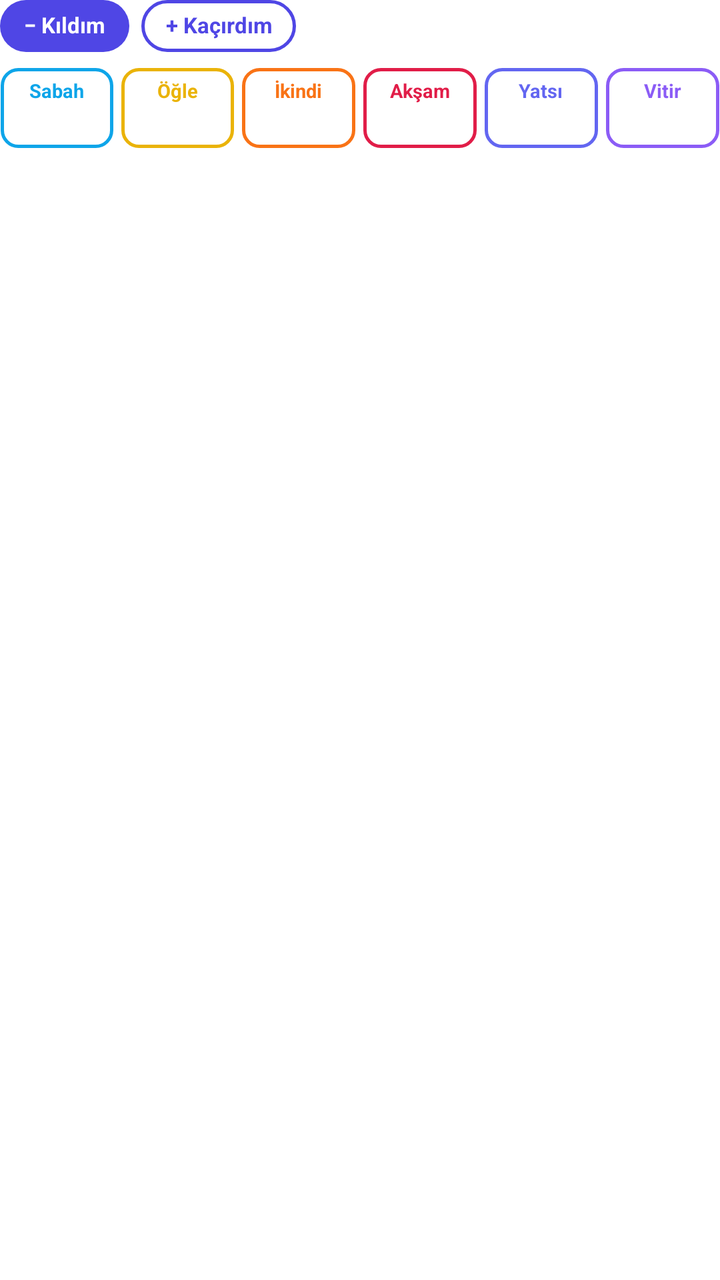
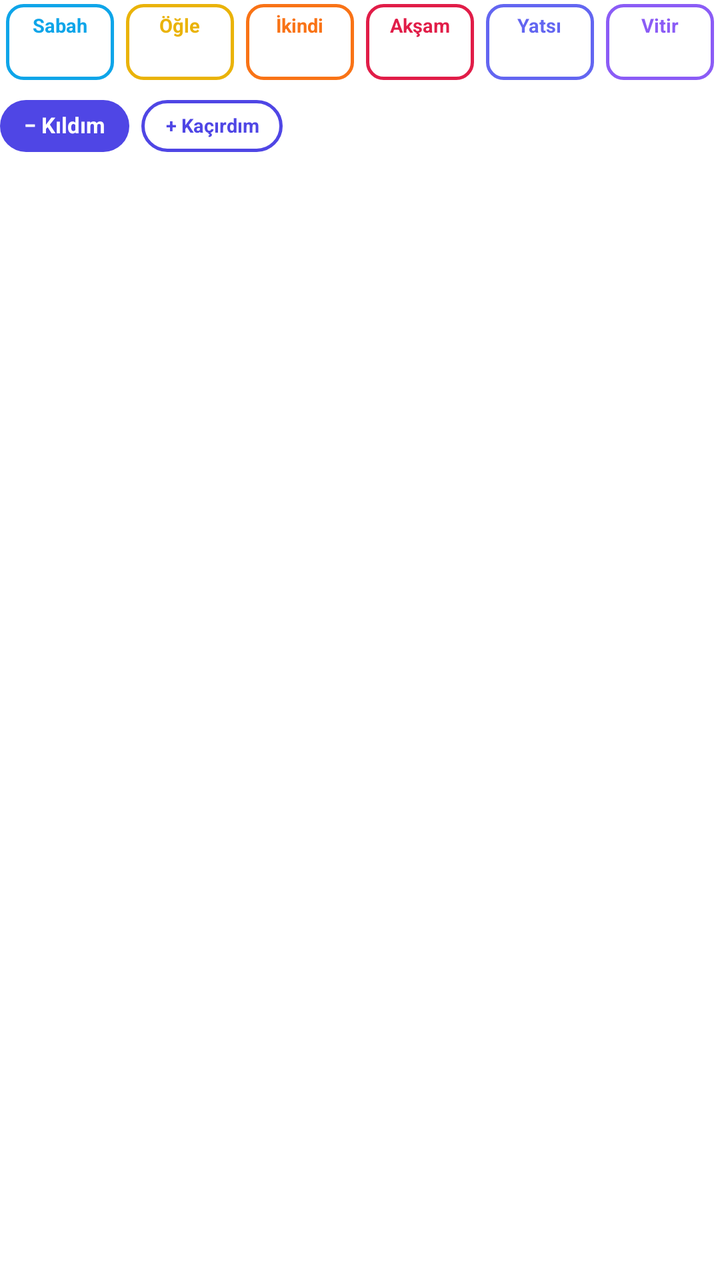

Screens rendered from an Android XML layout before and after an edit, with the pre-edit source and the edit as a unified diff.
<!-- AndroidManifest.xml: fallback theme Theme.MaterialComponents.DayNight.NoActionBar -->
<!-- res/layout/okuma_kaza_card.xml -->
<?xml version="1.0" encoding="utf-8"?>
<LinearLayout xmlns:android="http://schemas.android.com/apk/res/android"
  android:layout_width="match_parent" android:layout_height="wrap_content" android:orientation="vertical" android:paddingTop="0dp" android:paddingBottom="6dp">
  <LinearLayout android:layout_width="match_parent" android:layout_height="wrap_content" android:gravity="center_vertical" android:orientation="horizontal">
    <TextView android:id="@+id/km_make" android:layout_width="wrap_content" android:layout_height="26dp" android:gravity="center"
      android:background="@drawable/okuma_kaza_mode_on" android:paddingLeft="12dp" android:paddingRight="12dp" android:includeFontPadding="false"
      android:text="− Kıldım" android:textColor="#FFFFFF" android:textSize="11sp" android:textStyle="bold" />
    <TextView android:id="@+id/km_add" android:layout_width="wrap_content" android:layout_height="26dp" android:layout_marginLeft="6dp" android:gravity="center"
      android:background="@drawable/okuma_kaza_mode" android:paddingLeft="12dp" android:paddingRight="12dp" android:includeFontPadding="false"
      android:text="+ Kaçırdım" android:textColor="@color/kaza_primary" android:textSize="11sp" android:textStyle="bold" />
    <TextView android:id="@+id/k_status" android:layout_width="0dp" android:layout_height="wrap_content" android:layout_weight="1" android:layout_marginLeft="8dp"
      android:includeFontPadding="false" android:maxLines="1" android:ellipsize="end"
      android:textAppearance="@android:style/TextAppearance.Material.Notification" android:textSize="11sp" />
    <TextView android:id="@+id/k_undo" android:layout_width="wrap_content" android:layout_height="26dp" android:layout_marginLeft="6dp" android:gravity="center"
      android:background="@drawable/okuma_kaza_undo" android:paddingLeft="10dp" android:paddingRight="10dp" android:includeFontPadding="false"
      android:text="↶ Geri al" android:textAppearance="@android:style/TextAppearance.Material.Notification" android:textSize="11sp" android:textStyle="bold" android:visibility="gone" />
  </LinearLayout>
  <LinearLayout android:layout_width="match_parent" android:layout_height="wrap_content" android:layout_marginTop="8dp" android:layout_marginLeft="-2dp" android:layout_marginRight="-2dp"
    android:orientation="horizontal">
    <LinearLayout android:id="@+id/kb_sabah" android:layout_width="0dp" android:layout_height="40dp" android:layout_weight="1" android:layout_marginLeft="2dp" android:layout_marginRight="2dp"
      android:background="@drawable/okuma_kaza_btn_sabah" android:gravity="center" android:orientation="vertical" android:contentDescription="Sabah">
      <TextView android:id="@+id/kn_sabah" android:layout_width="wrap_content" android:layout_height="wrap_content" android:includeFontPadding="false" android:maxLines="1"
        android:text="Sabah" android:textColor="@color/kaza_sabah" android:textSize="9.5sp" android:textStyle="bold" />
      <TextView android:id="@+id/kc_sabah" android:layout_width="wrap_content" android:layout_height="wrap_content" android:layout_marginTop="2dp" android:includeFontPadding="false" android:maxLines="1"
        android:textAppearance="@android:style/TextAppearance.Material.Notification.Title" android:textSize="12.5sp" android:textStyle="bold" />
    </LinearLayout>
    <LinearLayout android:id="@+id/kb_ogle" android:layout_width="0dp" android:layout_height="40dp" android:layout_weight="1" android:layout_marginLeft="2dp" android:layout_marginRight="2dp"
      android:background="@drawable/okuma_kaza_btn_ogle" android:gravity="center" android:orientation="vertical" android:contentDescription="Öğle">
      <TextView android:id="@+id/kn_ogle" android:layout_width="wrap_content" android:layout_height="wrap_content" android:includeFontPadding="false" android:maxLines="1"
        android:text="Öğle" android:textColor="@color/kaza_ogle" android:textSize="9.5sp" android:textStyle="bold" />
      <TextView android:id="@+id/kc_ogle" android:layout_width="wrap_content" android:layout_height="wrap_content" android:layout_marginTop="2dp" android:includeFontPadding="false" android:maxLines="1"
        android:textAppearance="@android:style/TextAppearance.Material.Notification.Title" android:textSize="12.5sp" android:textStyle="bold" />
    </LinearLayout>
    <LinearLayout android:id="@+id/kb_ikindi" android:layout_width="0dp" android:layout_height="40dp" android:layout_weight="1" android:layout_marginLeft="2dp" android:layout_marginRight="2dp"
      android:background="@drawable/okuma_kaza_btn_ikindi" android:gravity="center" android:orientation="vertical" android:contentDescription="İkindi">
      <TextView android:id="@+id/kn_ikindi" android:layout_width="wrap_content" android:layout_height="wrap_content" android:includeFontPadding="false" android:maxLines="1"
        android:text="İkindi" android:textColor="@color/kaza_ikindi" android:textSize="9.5sp" android:textStyle="bold" />
      <TextView android:id="@+id/kc_ikindi" android:layout_width="wrap_content" android:layout_height="wrap_content" android:layout_marginTop="2dp" android:includeFontPadding="false" android:maxLines="1"
        android:textAppearance="@android:style/TextAppearance.Material.Notification.Title" android:textSize="12.5sp" android:textStyle="bold" />
    </LinearLayout>
    <LinearLayout android:id="@+id/kb_aksam" android:layout_width="0dp" android:layout_height="40dp" android:layout_weight="1" android:layout_marginLeft="2dp" android:layout_marginRight="2dp"
      android:background="@drawable/okuma_kaza_btn_aksam" android:gravity="center" android:orientation="vertical" android:contentDescription="Akşam">
      <TextView android:id="@+id/kn_aksam" android:layout_width="wrap_content" android:layout_height="wrap_content" android:includeFontPadding="false" android:maxLines="1"
        android:text="Akşam" android:textColor="@color/kaza_aksam" android:textSize="9.5sp" android:textStyle="bold" />
      <TextView android:id="@+id/kc_aksam" android:layout_width="wrap_content" android:layout_height="wrap_content" android:layout_marginTop="2dp" android:includeFontPadding="false" android:maxLines="1"
        android:textAppearance="@android:style/TextAppearance.Material.Notification.Title" android:textSize="12.5sp" android:textStyle="bold" />
    </LinearLayout>
    <LinearLayout android:id="@+id/kb_yatsi" android:layout_width="0dp" android:layout_height="40dp" android:layout_weight="1" android:layout_marginLeft="2dp" android:layout_marginRight="2dp"
      android:background="@drawable/okuma_kaza_btn_yatsi" android:gravity="center" android:orientation="vertical" android:contentDescription="Yatsı">
      <TextView android:id="@+id/kn_yatsi" android:layout_width="wrap_content" android:layout_height="wrap_content" android:includeFontPadding="false" android:maxLines="1"
        android:text="Yatsı" android:textColor="@color/kaza_yatsi" android:textSize="9.5sp" android:textStyle="bold" />
      <TextView android:id="@+id/kc_yatsi" android:layout_width="wrap_content" android:layout_height="wrap_content" android:layout_marginTop="2dp" android:includeFontPadding="false" android:maxLines="1"
        android:textAppearance="@android:style/TextAppearance.Material.Notification.Title" android:textSize="12.5sp" android:textStyle="bold" />
    </LinearLayout>
    <LinearLayout android:id="@+id/kb_vitir" android:layout_width="0dp" android:layout_height="40dp" android:layout_weight="1" android:layout_marginLeft="2dp" android:layout_marginRight="2dp"
      android:background="@drawable/okuma_kaza_btn_vitir" android:gravity="center" android:orientation="vertical" android:contentDescription="Vitir">
      <TextView android:id="@+id/kn_vitir" android:layout_width="wrap_content" android:layout_height="wrap_content" android:includeFontPadding="false" android:maxLines="1"
        android:text="Vitir" android:textColor="@color/kaza_vitir" android:textSize="9.5sp" android:textStyle="bold" />
      <TextView android:id="@+id/kc_vitir" android:layout_width="wrap_content" android:layout_height="wrap_content" android:layout_marginTop="2dp" android:includeFontPadding="false" android:maxLines="1"
        android:textAppearance="@android:style/TextAppearance.Material.Notification.Title" android:textSize="12.5sp" android:textStyle="bold" />
    </LinearLayout>
  </LinearLayout>
</LinearLayout>
<!-- resources referenced by this layout -->
<resources>
  <color name="kaza_aksam">#E11D48</color>
  <color name="kaza_ikindi">#F97316</color>
  <color name="kaza_ogle">#EAB308</color>
  <color name="kaza_primary">#4F46E5</color>
  <color name="kaza_sabah">#0EA5E9</color>
  <color name="kaza_vitir">#8B5CF6</color>
  <color name="kaza_yatsi">#6366F1</color>
  <!-- drawable okuma_kaza_btn_ogle (drawable) -->
  <?xml version="1.0" encoding="utf-8"?>
  <selector xmlns:android="http://schemas.android.com/apk/res/android">
    <item android:state_pressed="true">
      <shape android:shape="rectangle">
        <solid android:color="@color/kaza_ogle_soft" />
        <stroke android:width="1.5dp" android:color="@color/kaza_ogle_dark" />
        <corners android:radius="8dp" />
      </shape>
    </item>
    <item>
      <shape android:shape="rectangle">
        <solid android:color="@android:color/transparent" />
        <stroke android:width="1.5dp" android:color="@color/kaza_ogle" />
        <corners android:radius="8dp" />
      </shape>
    </item>
  </selector>
  <!-- drawable okuma_kaza_mode (drawable) -->
  <?xml version="1.0" encoding="utf-8"?>
  <selector xmlns:android="http://schemas.android.com/apk/res/android">
    <item android:state_pressed="true">
      <shape android:shape="rectangle"><solid android:color="#334F46E5" /><stroke android:width="1.5dp" android:color="@color/kaza_primary" /><corners android:radius="14dp" /></shape>
    </item>
    <item>
      <shape android:shape="rectangle"><solid android:color="@android:color/transparent" /><stroke android:width="1.5dp" android:color="@color/kaza_primary" /><corners android:radius="14dp" /></shape>
    </item>
  </selector>
  <!-- drawable okuma_kaza_mode_on (drawable) -->
  <?xml version="1.0" encoding="utf-8"?>
  <selector xmlns:android="http://schemas.android.com/apk/res/android">
    <item android:state_pressed="true">
      <shape android:shape="rectangle"><solid android:color="#3730A3" /><corners android:radius="14dp" /></shape>
    </item>
    <item>
      <shape android:shape="rectangle"><solid android:color="@color/kaza_primary" /><corners android:radius="14dp" /></shape>
    </item>
  </selector>
  <!-- drawable okuma_kaza_undo (drawable) -->
  <?xml version="1.0" encoding="utf-8"?>
  <selector xmlns:android="http://schemas.android.com/apk/res/android">
    <item android:state_pressed="true">
      <shape android:shape="rectangle">
        <solid android:color="@color/okuma_card_border" />
        <stroke android:width="1dp" android:color="@color/okuma_muted" />
        <corners android:radius="8dp" />
      </shape>
    </item>
    <item>
      <shape android:shape="rectangle">
        <solid android:color="@android:color/transparent" />
        <stroke android:width="1dp" android:color="@color/okuma_card_border" />
        <corners android:radius="8dp" />
      </shape>
    </item>
  </selector>
  <color name="kaza_aksam_soft">#33E11D48</color>
  <color name="kaza_aksam_dark">#9F1239</color>
  <color name="kaza_ikindi_soft">#33F97316</color>
  <color name="kaza_ikindi_dark">#C2410C</color>
  <color name="kaza_ogle_soft">#33EAB308</color>
  <color name="kaza_ogle_dark">#A16207</color>
  <color name="kaza_sabah_soft">#330EA5E9</color>
  <color name="kaza_sabah_dark">#0369A1</color>
  <color name="kaza_vitir_soft">#338B5CF6</color>
  <color name="kaza_vitir_dark">#6D28D9</color>
  <color name="kaza_yatsi_soft">#336366F1</color>
  <color name="kaza_yatsi_dark">#4338CA</color>
  <color name="okuma_card_border">#40808080</color>
  <color name="okuma_muted">#57534E</color>
  <!-- unchanged entries left out for length: 5 -->
</resources>

<!-- the commit's change to res/layout/okuma_kaza_card.xml (unified diff, before → after) -->
@@ -1,13 +1,58 @@
 <?xml version="1.0" encoding="utf-8"?>
 <LinearLayout xmlns:android="http://schemas.android.com/apk/res/android"
-  android:layout_width="match_parent" android:layout_height="wrap_content" android:orientation="vertical" android:paddingTop="0dp" android:paddingBottom="6dp">
-  <LinearLayout android:layout_width="match_parent" android:layout_height="wrap_content" android:gravity="center_vertical" android:orientation="horizontal">
+  android:layout_width="match_parent" android:layout_height="wrap_content" android:orientation="vertical" android:paddingTop="2dp" android:paddingBottom="6dp">
+  <LinearLayout android:layout_width="match_parent" android:layout_height="wrap_content"
+    android:orientation="horizontal">
+    <LinearLayout android:id="@+id/kb_sabah" android:layout_width="0dp" android:layout_height="38dp" android:layout_weight="1" android:layout_marginLeft="3dp" android:layout_marginRight="3dp"
+      android:background="@drawable/okuma_kaza_btn_sabah" android:gravity="center" android:orientation="vertical" android:contentDescription="Sabah">
+      <TextView android:id="@+id/kn_sabah" android:layout_width="wrap_content" android:layout_height="wrap_content" android:includeFontPadding="false" android:maxLines="1"
+        android:text="Sabah" android:textColor="@color/kaza_sabah" android:textSize="9.5sp" android:textStyle="bold" />
+      <TextView android:id="@+id/kc_sabah" android:layout_width="wrap_content" android:layout_height="wrap_content" android:layout_marginTop="2dp" android:includeFontPadding="false" android:maxLines="1"
+        android:textAppearance="@android:style/TextAppearance.Material.Notification.Title" android:textSize="12sp" android:textStyle="bold" />
+    </LinearLayout>
+    <LinearLayout android:id="@+id/kb_ogle" android:layout_width="0dp" android:layout_height="38dp" android:layout_weight="1" android:layout_marginLeft="3dp" android:layout_marginRight="3dp"
+      android:background="@drawable/okuma_kaza_btn_ogle" android:gravity="center" android:orientation="vertical" android:contentDescription="Öğle">
+      <TextView android:id="@+id/kn_ogle" android:layout_width="wrap_content" android:layout_height="wrap_content" android:includeFontPadding="false" android:maxLines="1"
+        android:text="Öğle" android:textColor="@color/kaza_ogle" android:textSize="9.5sp" android:textStyle="bold" />
+      <TextView android:id="@+id/kc_ogle" android:layout_width="wrap_content" android:layout_height="wrap_content" android:layout_marginTop="2dp" android:includeFontPadding="false" android:maxLines="1"
+        android:textAppearance="@android:style/TextAppearance.Material.Notification.Title" android:textSize="12sp" android:textStyle="bold" />
+    </LinearLayout>
+    <LinearLayout android:id="@+id/kb_ikindi" android:layout_width="0dp" android:layout_height="38dp" android:layout_weight="1" android:layout_marginLeft="3dp" android:layout_marginRight="3dp"
+      android:background="@drawable/okuma_kaza_btn_ikindi" android:gravity="center" android:orientation="vertical" android:contentDescription="İkindi">
+      <TextView android:id="@+id/kn_ikindi" android:layout_width="wrap_content" android:layout_height="wrap_content" android:includeFontPadding="false" android:maxLines="1"
+        android:text="İkindi" android:textColor="@color/kaza_ikindi" android:textSize="9.5sp" android:textStyle="bold" />
+      <TextView android:id="@+id/kc_ikindi" android:layout_width="wrap_content" android:layout_height="wrap_content" android:layout_marginTop="2dp" android:includeFontPadding="false" android:maxLines="1"
+        android:textAppearance="@android:style/TextAppearance.Material.Notification.Title" android:textSize="12sp" android:textStyle="bold" />
+    </LinearLayout>
+    <LinearLayout android:id="@+id/kb_aksam" android:layout_width="0dp" android:layout_height="38dp" android:layout_weight="1" android:layout_marginLeft="3dp" android:layout_marginRight="3dp"
+      android:background="@drawable/okuma_kaza_btn_aksam" android:gravity="center" android:orientation="vertical" android:contentDescription="Akşam">
+      <TextView android:id="@+id/kn_aksam" android:layout_width="wrap_content" android:layout_height="wrap_content" android:includeFontPadding="false" android:maxLines="1"
+        android:text="Akşam" android:textColor="@color/kaza_aksam" android:textSize="9.5sp" android:textStyle="bold" />
+      <TextView android:id="@+id/kc_aksam" android:layout_width="wrap_content" android:layout_height="wrap_content" android:layout_marginTop="2dp" android:includeFontPadding="false" android:maxLines="1"
+        android:textAppearance="@android:style/TextAppearance.Material.Notification.Title" android:textSize="12sp" android:textStyle="bold" />
+    </LinearLayout>
+    <LinearLayout android:id="@+id/kb_yatsi" android:layout_width="0dp" android:layout_height="38dp" android:layout_weight="1" android:layout_marginLeft="3dp" android:layout_marginRight="3dp"
+      android:background="@drawable/okuma_kaza_btn_yatsi" android:gravity="center" android:orientation="vertical" android:contentDescription="Yatsı">
+      <TextView android:id="@+id/kn_yatsi" android:layout_width="wrap_content" android:layout_height="wrap_content" android:includeFontPadding="false" android:maxLines="1"
+        android:text="Yatsı" android:textColor="@color/kaza_yatsi" android:textSize="9.5sp" android:textStyle="bold" />
+      <TextView android:id="@+id/kc_yatsi" android:layout_width="wrap_content" android:layout_height="wrap_content" android:layout_marginTop="2dp" android:includeFontPadding="false" android:maxLines="1"
+        android:textAppearance="@android:style/TextAppearance.Material.Notification.Title" android:textSize="12sp" android:textStyle="bold" />
+    </LinearLayout>
+    <LinearLayout android:id="@+id/kb_vitir" android:layout_width="0dp" android:layout_height="38dp" android:layout_weight="1" android:layout_marginLeft="3dp" android:layout_marginRight="3dp"
+      android:background="@drawable/okuma_kaza_btn_vitir" android:gravity="center" android:orientation="vertical" android:contentDescription="Vitir">
+      <TextView android:id="@+id/kn_vitir" android:layout_width="wrap_content" android:layout_height="wrap_content" android:includeFontPadding="false" android:maxLines="1"
+        android:text="Vitir" android:textColor="@color/kaza_vitir" android:textSize="9.5sp" android:textStyle="bold" />
+      <TextView android:id="@+id/kc_vitir" android:layout_width="wrap_content" android:layout_height="wrap_content" android:layout_marginTop="2dp" android:includeFontPadding="false" android:maxLines="1"
+        android:textAppearance="@android:style/TextAppearance.Material.Notification.Title" android:textSize="12sp" android:textStyle="bold" />
+    </LinearLayout>
+  </LinearLayout>
+  <LinearLayout android:layout_width="match_parent" android:layout_height="wrap_content" android:layout_marginTop="10dp" android:gravity="center_vertical" android:orientation="horizontal">
     <TextView android:id="@+id/km_make" android:layout_width="wrap_content" android:layout_height="26dp" android:gravity="center"
       android:background="@drawable/okuma_kaza_mode_on" android:paddingLeft="12dp" android:paddingRight="12dp" android:includeFontPadding="false"
       android:text="− Kıldım" android:textColor="#FFFFFF" android:textSize="11sp" android:textStyle="bold" />
     <TextView android:id="@+id/km_add" android:layout_width="wrap_content" android:layout_height="26dp" android:layout_marginLeft="6dp" android:gravity="center"
       android:background="@drawable/okuma_kaza_mode" android:paddingLeft="12dp" android:paddingRight="12dp" android:includeFontPadding="false"
-      android:text="+ Kaçırdım" android:textColor="@color/kaza_primary" android:textSize="11sp" android:textStyle="bold" />
+      android:text="+ Kaçırdım" android:textColor="@color/kaza_primary" android:textSize="9.5sp" android:textStyle="bold" />
     <TextView android:id="@+id/k_status" android:layout_width="0dp" android:layout_height="wrap_content" android:layout_weight="1" android:layout_marginLeft="8dp"
       android:includeFontPadding="false" android:maxLines="1" android:ellipsize="end"
       android:textAppearance="@android:style/TextAppearance.Material.Notification" android:textSize="11sp" />
@@ -15,49 +60,4 @@
       android:background="@drawable/okuma_kaza_undo" android:paddingLeft="10dp" android:paddingRight="10dp" android:includeFontPadding="false"
       android:text="↶ Geri al" android:textAppearance="@android:style/TextAppearance.Material.Notification" android:textSize="11sp" android:textStyle="bold" android:visibility="gone" />
   </LinearLayout>
-  <LinearLayout android:layout_width="match_parent" android:layout_height="wrap_content" android:layout_marginTop="8dp" android:layout_marginLeft="-2dp" android:layout_marginRight="-2dp"
-    android:orientation="horizontal">
-    <LinearLayout android:id="@+id/kb_sabah" android:layout_width="0dp" android:layout_height="40dp" android:layout_weight="1" android:layout_marginLeft="2dp" android:layout_marginRight="2dp"
-      android:background="@drawable/okuma_kaza_btn_sabah" android:gravity="center" android:orientation="vertical" android:contentDescription="Sabah">
-      <TextView android:id="@+id/kn_sabah" android:layout_width="wrap_content" android:layout_height="wrap_content" android:includeFontPadding="false" android:maxLines="1"
-        android:text="Sabah" android:textColor="@color/kaza_sabah" android:textSize="9.5sp" android:textStyle="bold" />
-      <TextView android:id="@+id/kc_sabah" android:layout_width="wrap_content" android:layout_height="wrap_content" android:layout_marginTop="2dp" android:includeFontPadding="false" android:maxLines="1"
-        android:textAppearance="@android:style/TextAppearance.Material.Notification.Title" android:textSize="12.5sp" android:textStyle="bold" />
-    </LinearLayout>
-    <LinearLayout android:id="@+id/kb_ogle" android:layout_width="0dp" android:layout_height="40dp" android:layout_weight="1" android:layout_marginLeft="2dp" android:layout_marginRight="2dp"
-      android:background="@drawable/okuma_kaza_btn_ogle" android:gravity="center" android:orientation="vertical" android:contentDescription="Öğle">
-      <TextView android:id="@+id/kn_ogle" android:layout_width="wrap_content" android:layout_height="wrap_content" android:includeFontPadding="false" android:maxLines="1"
-        android:text="Öğle" android:textColor="@color/kaza_ogle" android:textSize="9.5sp" android:textStyle="bold" />
-      <TextView android:id="@+id/kc_ogle" android:layout_width="wrap_content" android:layout_height="wrap_content" android:layout_marginTop="2dp" android:includeFontPadding="false" android:maxLines="1"
-        android:textAppearance="@android:style/TextAppearance.Material.Notification.Title" android:textSize="12.5sp" android:textStyle="bold" />
-    </LinearLayout>
-    <LinearLayout android:id="@+id/kb_ikindi" android:layout_width="0dp" android:layout_height="40dp" android:layout_weight="1" android:layout_marginLeft="2dp" android:layout_marginRight="2dp"
-      android:background="@drawable/okuma_kaza_btn_ikindi" android:gravity="center" android:orientation="vertical" android:contentDescription="İkindi">
-      <TextView android:id="@+id/kn_ikindi" android:layout_width="wrap_content" android:layout_height="wrap_content" android:includeFontPadding="false" android:maxLines="1"
-        android:text="İkindi" android:textColor="@color/kaza_ikindi" android:textSize="9.5sp" android:textStyle="bold" />
-      <TextView android:id="@+id/kc_ikindi" android:layout_width="wrap_content" android:layout_height="wrap_content" android:layout_marginTop="2dp" android:includeFontPadding="false" android:maxLines="1"
-        android:textAppearance="@android:style/TextAppearance.Material.Notification.Title" android:textSize="12.5sp" android:textStyle="bold" />
-    </LinearLayout>
-    <LinearLayout android:id="@+id/kb_aksam" android:layout_width="0dp" android:layout_height="40dp" android:layout_weight="1" android:layout_marginLeft="2dp" android:layout_marginRight="2dp"
-      android:background="@drawable/okuma_kaza_btn_aksam" android:gravity="center" android:orientation="vertical" android:contentDescription="Akşam">
-      <TextView android:id="@+id/kn_aksam" android:layout_width="wrap_content" android:layout_height="wrap_content" android:includeFontPadding="false" android:maxLines="1"
-        android:text="Akşam" android:textColor="@color/kaza_aksam" android:textSize="9.5sp" android:textStyle="bold" />
-      <TextView android:id="@+id/kc_aksam" android:layout_width="wrap_content" android:layout_height="wrap_content" android:layout_marginTop="2dp" android:includeFontPadding="false" android:maxLines="1"
-        android:textAppearance="@android:style/TextAppearance.Material.Notification.Title" android:textSize="12.5sp" android:textStyle="bold" />
-    </LinearLayout>
-    <LinearLayout android:id="@+id/kb_yatsi" android:layout_width="0dp" android:layout_height="40dp" android:layout_weight="1" android:layout_marginLeft="2dp" android:layout_marginRight="2dp"
-      android:background="@drawable/okuma_kaza_btn_yatsi" android:gravity="center" android:orientation="vertical" android:contentDescription="Yatsı">
-      <TextView android:id="@+id/kn_yatsi" android:layout_width="wrap_content" android:layout_height="wrap_content" android:includeFontPadding="false" android:maxLines="1"
-        android:text="Yatsı" android:textColor="@color/kaza_yatsi" android:textSize="9.5sp" android:textStyle="bold" />
-      <TextView android:id="@+id/kc_yatsi" android:layout_width="wrap_content" android:layout_height="wrap_content" android:layout_marginTop="2dp" android:includeFontPadding="false" android:maxLines="1"
-        android:textAppearance="@android:style/TextAppearance.Material.Notification.Title" android:textSize="12.5sp" android:textStyle="bold" />
-    </LinearLayout>
-    <LinearLayout android:id="@+id/kb_vitir" android:layout_width="0dp" android:layout_height="40dp" android:layout_weight="1" android:layout_marginLeft="2dp" android:layout_marginRight="2dp"
-      android:background="@drawable/okuma_kaza_btn_vitir" android:gravity="center" android:orientation="vertical" android:contentDescription="Vitir">
-      <TextView android:id="@+id/kn_vitir" android:layout_width="wrap_content" android:layout_height="wrap_content" android:includeFontPadding="false" android:maxLines="1"
-        android:text="Vitir" android:textColor="@color/kaza_vitir" android:textSize="9.5sp" android:textStyle="bold" />
-      <TextView android:id="@+id/kc_vitir" android:layout_width="wrap_content" android:layout_height="wrap_content" android:layout_marginTop="2dp" android:includeFontPadding="false" android:maxLines="1"
-        android:textAppearance="@android:style/TextAppearance.Material.Notification.Title" android:textSize="12.5sp" android:textStyle="bold" />
-    </LinearLayout>
-  </LinearLayout>
 </LinearLayout>
